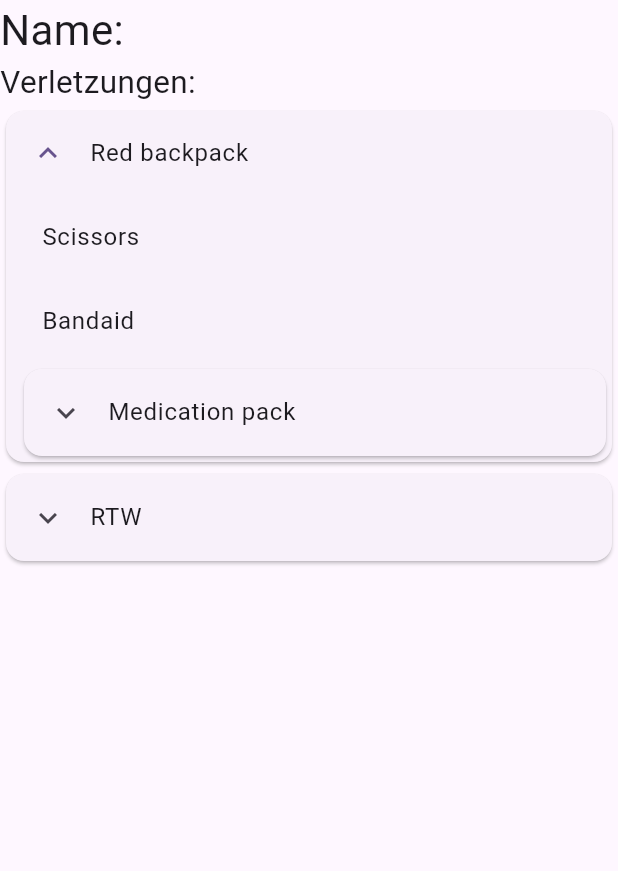
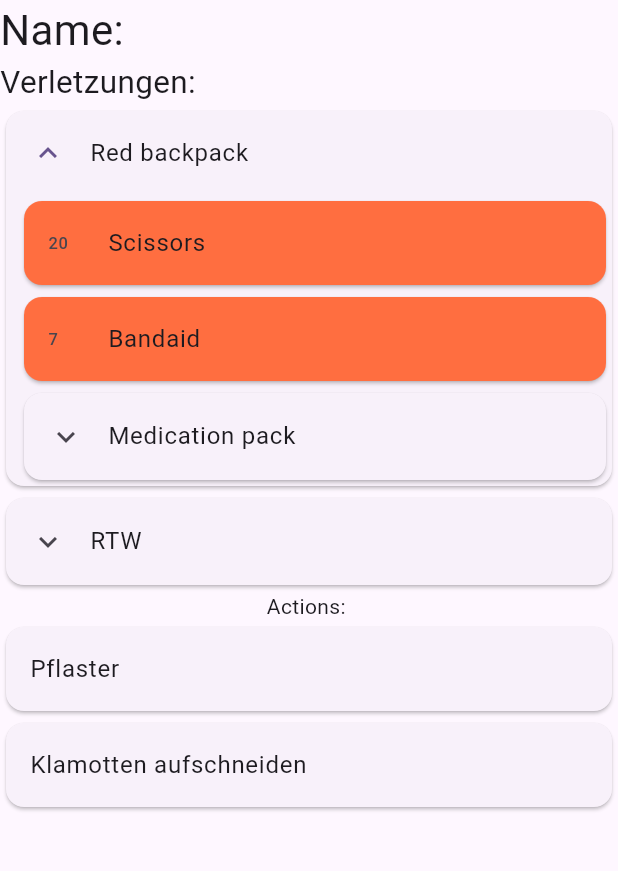
Before and after one commit to MANVSim/MANVSim, a Flutter app: the PatientScreen screen opened directly with empty values, after a tap on "Red backpack", on a phone screen of 412 x 824 dp, the part 84-955 px from its top. Run offline on Flutter 3.47's test engine with Material 3 defaults, Android fonts, the phone set to English and light mode, and no system bars.

Commit message:
app #56 add action_selection.dart

```diff
--- a/app/lib/models/location.dart
+++ b/app/lib/models/location.dart
@@ -1,15 +1,15 @@
-import 'package:manvsim/models/patient_action.dart';
+import 'package:manvsim/models/resource.dart';
 
 class Location {
   final int id;
   final String name;
-  List<PatientAction> actions; // TODO: change to resources
+  List<Resource> resource;
   List<Location> locations;
 
   Location(
       {required this.id,
       required this.name,
-      required this.actions,
+      required this.resource,
       required this.locations});
 
   factory Location.fromJson(Map<String, dynamic> json) {
@@ -17,14 +17,14 @@ class Location {
       {
         'id': int id,
         'name': String name,
-        'actions': List<dynamic> actions,
+        'resources': List<dynamic> resources,
         'locations': List<dynamic> locations
       } =>
         Location(
             id: id,
             name: name,
-            actions: actions
-                .map((action) => PatientAction.fromJson(action))
+            resource: resources
+                .map((resource) => Resource.fromJson(resource))
                 .toList(),
             locations: locations
                 .map((location) => Location.fromJson(location))
--- /dev/null
+++ b/app/lib/models/resource.dart
@@ -0,0 +1,24 @@
+class Resource {
+  final int id;
+  final String name;
+  int quantity;
+
+  Resource(
+      {required this.id, required this.name, required this.quantity});
+
+  factory Resource.fromJson(Map<String, dynamic> json) {
+    return switch (json) {
+      {
+      'id': int id,
+      'name': String name,
+      'quantity': int quantity
+      } =>
+          Resource(
+              id: id,
+              name: name,
+              quantity: quantity),
+      _ =>
+      throw const FormatException('Failed to parse resource from JSON.')
+    };
+  }
+}
--- a/app/lib/screens/patient_screen.dart
+++ b/app/lib/screens/patient_screen.dart
@@ -3,10 +3,11 @@ import 'package:flutter/material.dart';
 import 'package:manvsim/models/location.dart';
 
 import 'package:manvsim/models/patient.dart';
+import 'package:manvsim/models/patient_action.dart';
 import 'package:manvsim/services/action_service.dart';
+import 'package:manvsim/widgets/action_selection.dart';
 import 'package:manvsim/widgets/patient_overview.dart';
 import 'package:manvsim/widgets/logout_button.dart';
-import 'package:manvsim/widgets/resource_directory.dart';
 
 class PatientScreen extends StatefulWidget {
   final Patient patient;
@@ -18,18 +19,22 @@ class PatientScreen extends StatefulWidget {
 }
 
 class _PatientScreenState extends State<PatientScreen> {
-  late Future<List<Location>> locations;
+  late List<Location> locations;
+  late List<PatientAction> actions;
 
-  Future<void> _updateActions() async {
-    setState(() {
-      locations = fetchActions();
-    });
+  late Future<void> loading;
+
+  Future _updateActions() async {
+    return Future.wait([
+      fetchLocations().then((value) => locations = value),
+      fetchActions().then((value) => actions = value)
+    ]);
   }
 
   @override
   void initState() {
     super.initState();
-    locations = fetchActions();
+    loading = _updateActions();
   }
 
   @override
@@ -48,10 +53,13 @@ class _PatientScreenState extends State<PatientScreen> {
                 child: Column(children: [
               PatientOverview(patient: widget.patient),
               FutureBuilder(
-                  future: locations,
+                  future: loading,
                   builder: (context, snapshot) {
                     if (snapshot.hasData) {
-                      return ResourceDirectory(locations: snapshot.data!);
+                      return ActionSelection(
+                        locations: locations,
+                        actions: actions,
+                      );
                     } else if (snapshot.hasError) {
                       return Text('${snapshot.error}');
                     }
--- a/app/lib/services/action_service.dart
+++ b/app/lib/services/action_service.dart
@@ -1,39 +1,61 @@
 import 'dart:convert';
 
 import 'package:manvsim/models/location.dart';
+import 'package:manvsim/models/patient_action.dart';
 
-Future<List<Location>> fetchActions() async {
+Future<List<Location>> fetchLocations() async {
   String json = demoJson;
   List<dynamic> jsonList = jsonDecode(json);
   return jsonList.map((location) => Location.fromJson(location)).toList();
+}
+
+Future<List<PatientAction>> fetchActions() async {
+  await Future.delayed(Duration(seconds: 1)); // TODO
+  String json = demoActions;
+  List<dynamic> jsonList = jsonDecode(json);
+  return jsonList.map((action) => PatientAction.fromJson(action)).toList();
 }
 
 Future<String> fetchActionResult(int id) async {
   return "Successful result for $id";
 }
 
+const String demoActions = """
+[
+  {
+    "id": 1,
+    "name": "Pflaster",
+    "durationInSeconds": 10
+  },
+  {
+    "id": 2,
+    "name": "Klamotten aufschneiden",
+    "durationInSeconds": 10
+  }
+]""";
+
 const String demoJson = """
 [
   {
     "id": 1,
     "name": "Red backpack",
-    "actions": [{
+    "resources": [{
       "id": 1,
       "name": "Scissors",
-      "durationInSeconds": 20
+      "quantity": 20
     },
     {
       "id": 40,
       "name": "Bandaid",
-      "durationInSeconds": 7
+      "quantity": 7
     }],
     "locations": [{
       "id": 2,
       "name": "Medication pack",
-      "actions": [{
+      "resources": [{
         "id": 2,
         "name": "Pain killer",
-        "durationInSeconds": 30
+        "quantity": 30
       }],
       "locations": []
       }]
@@ -41,18 +63,18 @@ const String demoJson = """
   {
     "id": 3,
     "name": "RTW",
-    "actions": [{
+    "resources": [{
       "id": 3,
       "name": "EKG",
-      "durationInSeconds": 120
+      "quantity": 120
     }],
     "locations": [{
       "id": 4,
       "name": "Medicine cabinet",
-      "actions": [{
+      "resources": [{
         "id": 4,
         "name": "Strong pain killer",
-        "durationInSeconds": 50
+        "quantity": 50
       }],
       "locations": []
       }]
--- /dev/null
+++ b/app/lib/widgets/action_selection.dart
@@ -0,0 +1,42 @@
+import 'package:flutter/cupertino.dart';
+import 'package:flutter/material.dart';
+import 'package:manvsim/models/location.dart';
+import 'package:manvsim/models/patient_action.dart';
+import 'package:manvsim/screens/action_screen.dart';
+import 'package:manvsim/widgets/resource_directory.dart';
+
+class ActionSelection extends StatefulWidget {
+  final List<Location> locations;
+  final List<PatientAction> actions;
+
+  const ActionSelection(
+      {super.key, required this.locations, required this.actions});
+
+  @override
+  State<ActionSelection> createState() => _ActionSelectionState();
+}
+
+class _ActionSelectionState extends State<ActionSelection> {
+  @override
+  Widget build(BuildContext context) {
+    return Column(children: [
+      ResourceDirectory(locations: widget.locations),
+      const Text('Actions: '),
+      ListView.builder(
+        shrinkWrap: true, // nested scrolling
+        physics: const ClampingScrollPhysics(),
+        itemCount: widget.actions.length,
+        itemBuilder: (context, index) => Card(
+            child: ListTile(
+                title: Text(widget.actions[index].name),
+                onTap: () {
+                  Navigator.push(
+                      context,
+                      MaterialPageRoute(
+                          builder: (context) =>
+                              ActionScreen(action: widget.actions[index])));
+                })),
+      )
+    ]);
+  }
+}
--- a/app/lib/widgets/resource_directory.dart
+++ b/app/lib/widgets/resource_directory.dart
@@ -1,7 +1,6 @@
 import 'package:flutter/cupertino.dart';
 import 'package:flutter/material.dart';
 import 'package:manvsim/models/location.dart';
-import 'package:manvsim/screens/action_screen.dart';
 
 class ResourceDirectory extends StatefulWidget {
   final List<Location> locations;
@@ -31,17 +30,14 @@ class _ResourceDirectoryState extends State<ResourceDirectory> {
               ListView.builder(
                 shrinkWrap: true, // nested scrolling
                 physics: const ClampingScrollPhysics(),
-                itemCount: location.actions.length,
+                itemCount: location.resource.length,
                 itemBuilder: (context, index) {
-                  return ListTile(
-                      title: Text(location.actions[index].name),
-                      onTap: () {
-                        Navigator.push(
-                            context,
-                            MaterialPageRoute(
-                                builder: (context) => ActionScreen(
-                                    action: location.actions[index])));
-                      });
+                  return Card(
+                      color: Colors.deepOrangeAccent,
+                      child: ListTile(
+                          leading: Text('${location.resource[index].quantity}'),
+                          title: Text(location.resource[index].name),
+                          onTap: () {}));
                 },
               ),
               ResourceDirectory(locations: location.locations)
```
